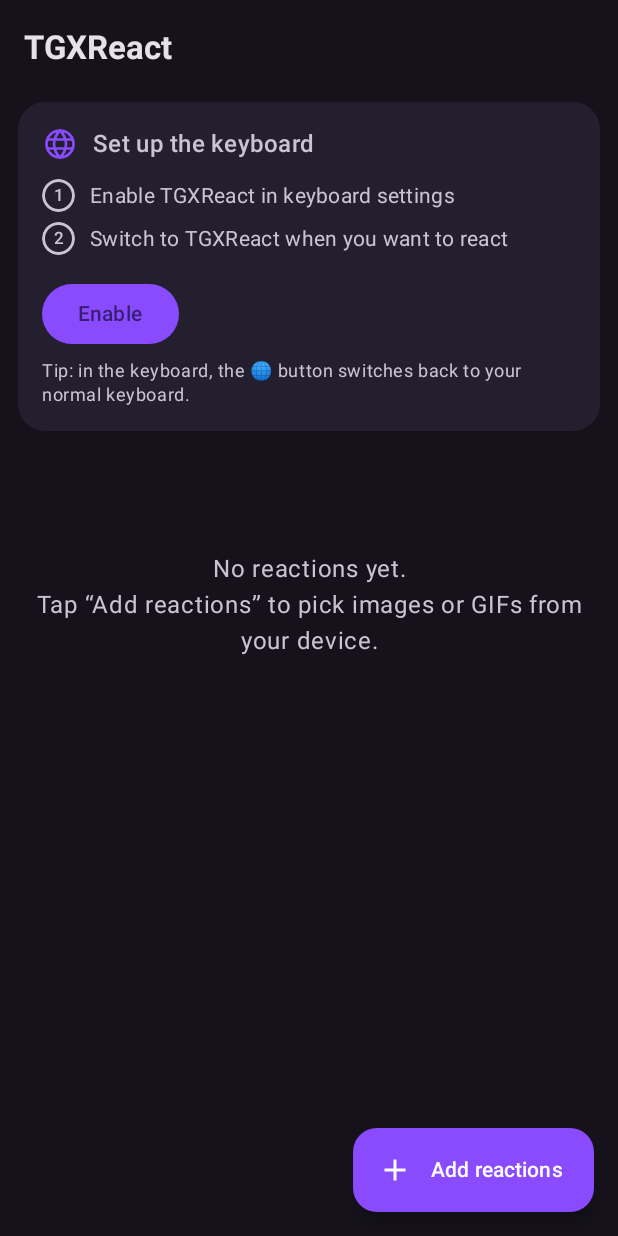
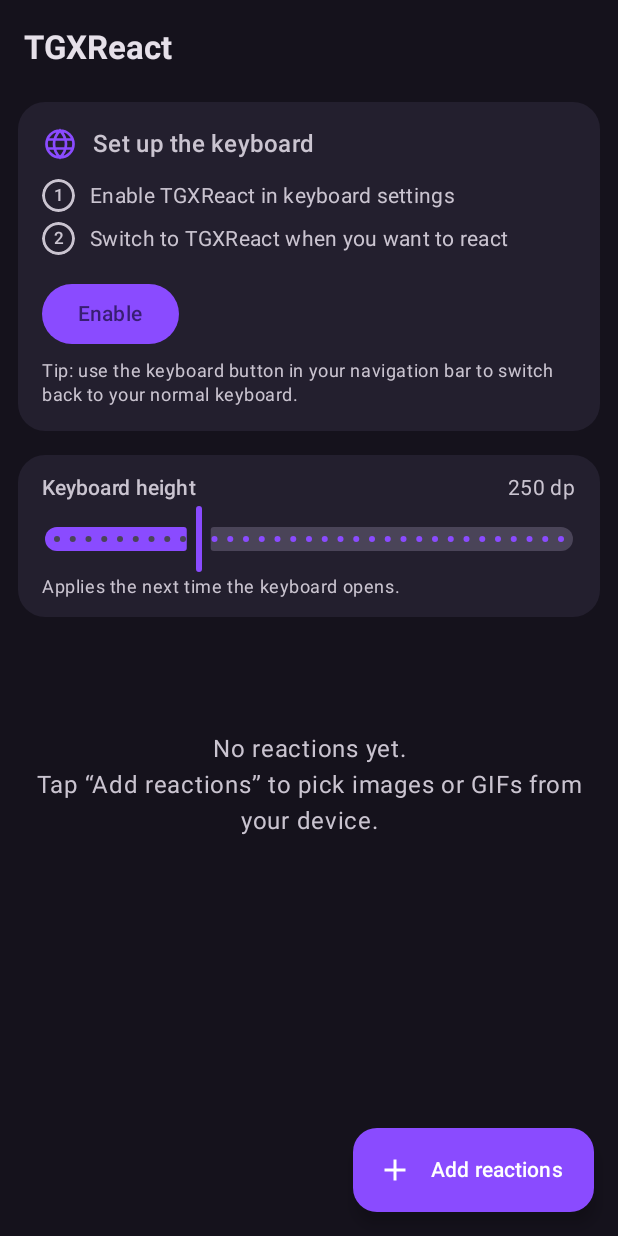
Before and after one commit to TheYearIsTwentyGX/TGXReact, an Android app built with Jetpack Compose: the screen it shows after launch (MainActivity), on a phone screen of 412 x 824 dp. Run offline under Robolectric (Android 15) with nearby library versions, the phone set to English and light mode, and no system bars; libraries missing offline, so code that uses them is left out: sh.calvin.reorderable; 1 statement that could not run was skipped.

Commit message:
Fix keyboard bar overlap with nav bar, configurable height, explicit launcher entry
- Drop custom globe button; Android's nav-bar IME switcher handles it
- Pad keyboard for navigation-bar insets (edge-to-edge IME on Android 15+)
- Keyboard height slider (160-480dp) in the manager app
- Give the launcher activity an explicit label/icon, drop singleTask

Co-Authored-By: Claude Opus 5.5 <noreply@anthropic.com>

```diff
--- a/app/build.gradle.kts
+++ b/app/build.gradle.kts
@@ -13,8 +13,8 @@ android {
         applicationId = "com.tgx.react"
         minSdk = 28
         targetSdk = 36
-        versionCode = 1
-        versionName = "1.0.0"
+        versionCode = 2
+        versionName = "1.1.0"
     }
     buildTypes {
         getByName("release") {
--- a/app/src/main/AndroidManifest.xml
+++ b/app/src/main/AndroidManifest.xml
@@ -12,7 +12,9 @@
         <activity
             android:name=".MainActivity"
             android:exported="true"
-            android:launchMode="singleTask"
+            android:label="@string/app_name"
+            android:icon="@mipmap/ic_launcher"
+            android:roundIcon="@mipmap/ic_launcher"
             android:windowSoftInputMode="adjustResize">
             <intent-filter>
                 <action android:name="android.intent.action.MAIN" />
--- /dev/null
+++ b/app/src/main/java/com/tgx/react/KeyboardPrefs.kt
@@ -0,0 +1,21 @@
+package com.tgx.react
+
+import android.content.Context
+
+/** User settings for the keyboard. */
+object KeyboardPrefs {
+    const val MIN_HEIGHT_DP = 160
+    const val MAX_HEIGHT_DP = 480
+    const val DEFAULT_HEIGHT_DP = 250
+    private const val KEY_HEIGHT = "height_dp"
+
+    private fun prefs(context: Context) =
+        context.getSharedPreferences("settings", Context.MODE_PRIVATE)
+
+    /** Height of the image grid in dp (the bottom bar is extra). */
+    fun heightDp(context: Context): Int =
+        prefs(context).getInt(KEY_HEIGHT, DEFAULT_HEIGHT_DP).coerceIn(MIN_HEIGHT_DP, MAX_HEIGHT_DP)
+
+    fun setHeightDp(context: Context, dp: Int) =
+        prefs(context).edit().putInt(KEY_HEIGHT, dp.coerceIn(MIN_HEIGHT_DP, MAX_HEIGHT_DP)).apply()
+}
--- a/app/src/main/java/com/tgx/react/MainActivity.kt
+++ b/app/src/main/java/com/tgx/react/MainActivity.kt
@@ -50,6 +50,7 @@ import androidx.compose.material3.IconButton
 import androidx.compose.material3.MaterialTheme
 import androidx.compose.material3.OutlinedButton
 import androidx.compose.material3.Scaffold
+import androidx.compose.material3.Slider
 import androidx.compose.material3.SnackbarDuration
 import androidx.compose.material3.SnackbarHost
 import androidx.compose.material3.SnackbarHostState
@@ -225,6 +226,7 @@ private fun ManagerScreen(keyboard: KeyboardState, onOpenSettings: () -> Unit, o
                     SetupCard(keyboard, onOpenSettings, onPickKeyboard)
                 }
             }
+            item(span = { GridItemSpan(maxLineSpan) }, key = "height") { HeightCard() }
             if (items.isNotEmpty()) {
                 item(span = { GridItemSpan(maxLineSpan) }, key = "hint") {
                     Text(
@@ -290,6 +292,36 @@ private fun Thumbnail(r: Reaction) {
 }
 
 @Composable
+private fun HeightCard() {
+    val context = androidx.compose.ui.platform.LocalContext.current
+    var height by remember { mutableStateOf(KeyboardPrefs.heightDp(context).toFloat()) }
+    val steps = (KeyboardPrefs.MAX_HEIGHT_DP - KeyboardPrefs.MIN_HEIGHT_DP) / 10 - 1
+    Card(
+        colors = CardDefaults.cardColors(containerColor = MaterialTheme.colorScheme.surfaceVariant),
+        shape = RoundedCornerShape(18.dp),
+        modifier = Modifier.fillMaxWidth().padding(bottom = 4.dp),
+    ) {
+        Column(Modifier.padding(horizontal = 16.dp, vertical = 12.dp)) {
+            Row(verticalAlignment = Alignment.CenterVertically) {
+                Text("Keyboard height", style = MaterialTheme.typography.titleSmall,
+                    fontWeight = FontWeight.SemiBold, modifier = Modifier.weight(1f))
+                Text("${height.toInt()} dp", style = MaterialTheme.typography.bodyMedium,
+                    color = MaterialTheme.colorScheme.onSurfaceVariant)
+            }
+            Slider(
+                value = height,
+                onValueChange = { height = it },
+                onValueChangeFinished = { KeyboardPrefs.setHeightDp(context, height.toInt()) },
+                valueRange = KeyboardPrefs.MIN_HEIGHT_DP.toFloat()..KeyboardPrefs.MAX_HEIGHT_DP.toFloat(),
+                steps = steps,
+            )
+            Text("Applies the next time the keyboard opens.", style = MaterialTheme.typography.bodySmall,
+                color = MaterialTheme.colorScheme.onSurfaceVariant)
+        }
+    }
+}
+
+@Composable
 private fun SetupCard(state: KeyboardState, onOpenSettings: () -> Unit, onPickKeyboard: () -> Unit) {
     Card(
         colors = CardDefaults.cardColors(containerColor = MaterialTheme.colorScheme.surfaceVariant),
@@ -312,7 +344,7 @@ private fun SetupCard(state: KeyboardState, onOpenSettings: () -> Unit, onPickKe
             }
             Spacer(Modifier.height(6.dp))
             Text(
-                "Tip: in the keyboard, the 🌐 button switches back to your normal keyboard.",
+                "Tip: use the keyboard button in your navigation bar to switch back to your normal keyboard.",
                 style = MaterialTheme.typography.bodySmall,
                 color = MaterialTheme.colorScheme.onSurfaceVariant,
             )
```
Also changed, not shown: app/src/main/java/com/tgx/react/ReactionKeyboardService.kt (+24 -17 lines).
